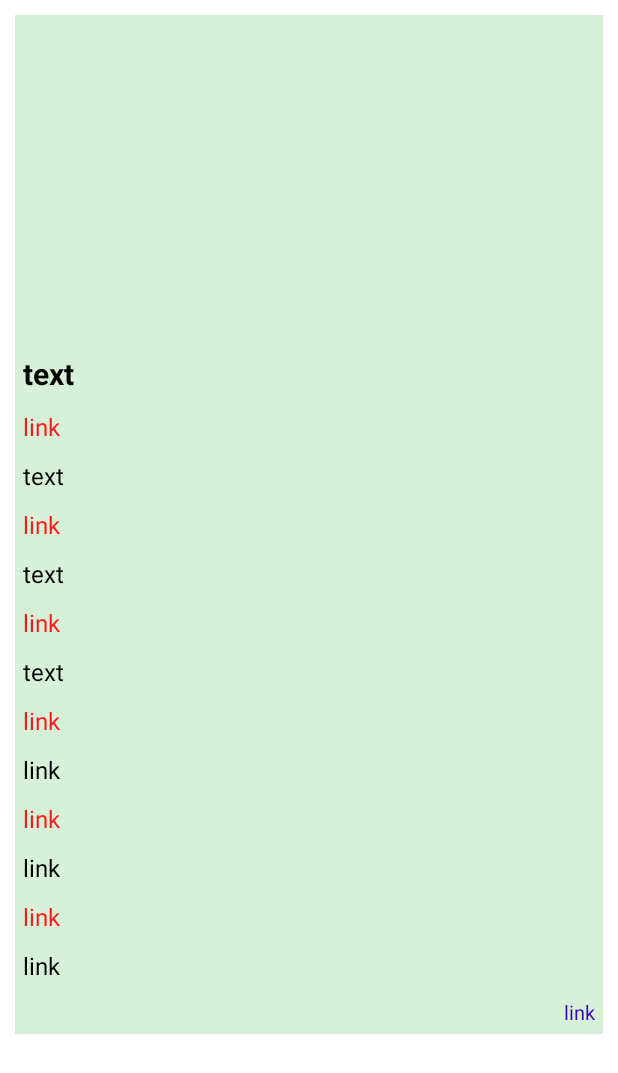
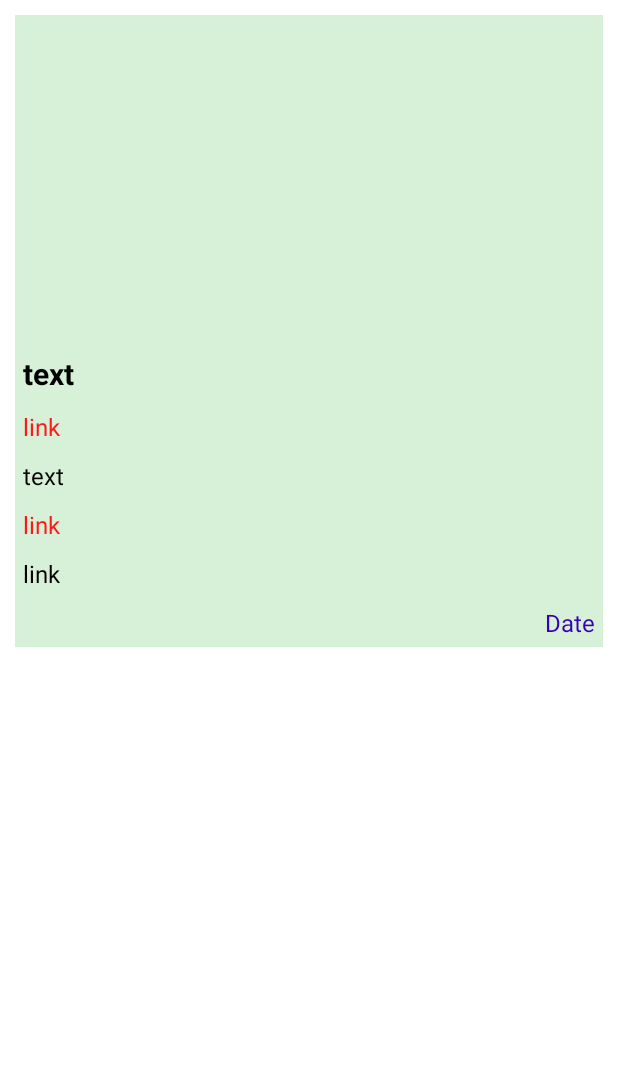
Before and after one commit to panditshruti/Sabaka-Sewak, an Android app: the layout same_details.xml on its own in the app's theme, with its tools: preview values and no code run, on a phone screen of 412 x 824 dp. Shown: the top 1073 px of the screen. Run offline under Robolectric (Android 15) with nearby library versions, the phone set to English and light mode, and no system bars.

Commit message:
commit by shruti

```diff
--- a/app/src/main/res/layout/same_details.xml
+++ b/app/src/main/res/layout/same_details.xml
@@ -65,91 +65,24 @@
         />
 
     <TextView
-        android:layout_width="wrap_content"
-        android:layout_height="wrap_content"
-        android:id="@+id/school"
-        android:text="text"
-        android:layout_margin="5dp"
-        android:textSize="16dp"
-        android:textColor="#000000"
-        />
-
-    <TextView
-        android:layout_width="wrap_content"
-        android:layout_height="wrap_content"
-        android:id="@+id/ssc"
-        android:text="link"
-        android:layout_margin="5dp"
-        android:textSize="16dp"
-        android:textColor="#FF1818"
-        /> <TextView
-    android:layout_width="wrap_content"
-    android:layout_height="wrap_content"
-    android:id="@+id/raiway"
-    android:layout_margin="5dp"
-    android:text="text"
-    android:textSize="16dp"
-    android:textColor="#000000"
-    />
-
-    <TextView
-        android:layout_width="wrap_content"
+        android:layout_width="match_parent"
         android:layout_height="wrap_content"
         android:id="@+id/defence"
         android:text="link"
         android:layout_margin="5dp"
         android:textSize="16dp"
-        android:textColor="#FF1818"
+        android:textColor="@color/black"
         />
     <TextView
         android:layout_width="wrap_content"
         android:layout_height="wrap_content"
-        android:id="@+id/police"
-        android:text="link"
+        android:id="@+id/date"
+        android:layout_gravity="end"
+        android:text="Date"
         android:layout_margin="5dp"
         android:textSize="16dp"
-        android:textColor="#000000"
-        />    <TextView
-        android:layout_width="wrap_content"
-        android:layout_height="wrap_content"
-        android:id="@+id/civil"
-        android:text="link"
-        android:layout_margin="5dp"
-    android:textSize="16dp"
-    android:textColor="#FF1818"
-        />    <TextView
-        android:layout_width="wrap_content"
-        android:layout_height="wrap_content"
-        android:id="@+id/banking"
-        android:text="link"
-        android:layout_margin="5dp"
-    android:textSize="16dp"
-    android:textColor="#000000"
-        />    <TextView
-        android:layout_width="wrap_content"
-        android:layout_height="wrap_content"
-        android:id="@+id/entrance"
-        android:text="link"
-        android:layout_margin="5dp"
-    android:textSize="16dp"
-    android:textColor="#FF1818"
-        /> <TextView
-        android:layout_width="wrap_content"
-        android:layout_height="wrap_content"
-        android:id="@+id/current"
-        android:text="link"
-        android:layout_margin="5dp"
-    android:textSize="16dp"
-    android:textColor="#000000"
-        /> <TextView
-        android:layout_width="wrap_content"
-        android:layout_height="wrap_content"
-        android:id="@+id/date"
-        android:text="link"
-        android:layout_margin="5dp"
-    android:textSize="13dp"
-    android:layout_gravity="end"
-    android:textColor="@color/purple_700"
+        android:textColor="@color/purple_700"
         />
 
+
 </LinearLayout>
```
Also changed, not shown: app/src/main/java/com/example/backendsabkasewak/StudentDetails.kt (+6 -11 lines), app/src/main/java/com/example/backendsabkasewak/adapter/DetailsAdapter.kt (+2 -17 lines), app/src/main/java/com/example/backendsabkasewak/db/DetailsItem.kt (+1 -9 lines).
